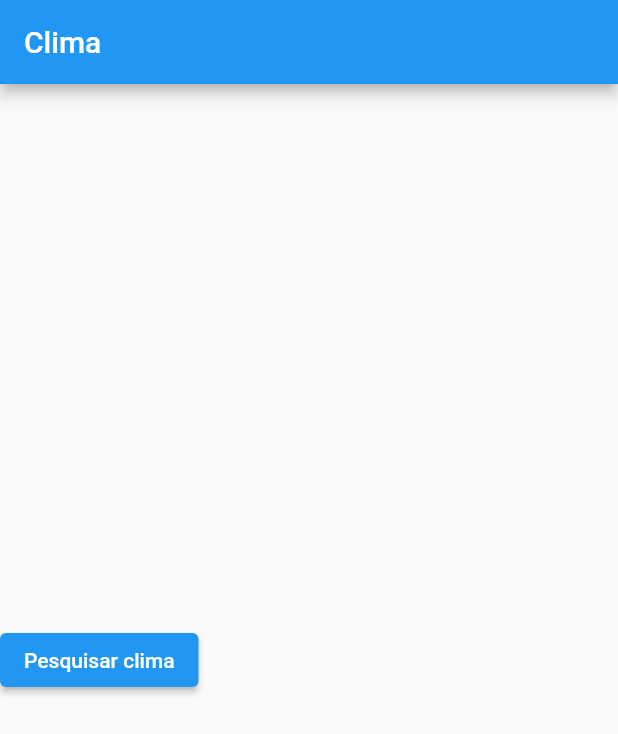
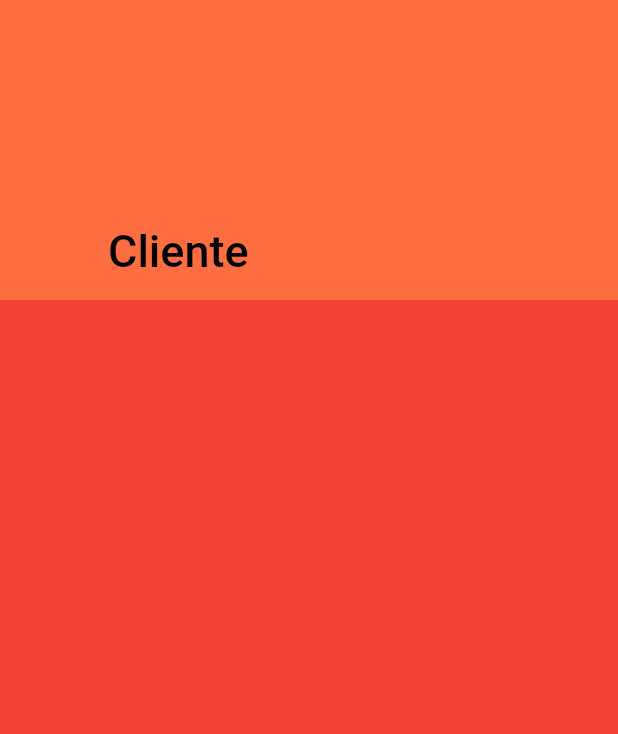
Before and after one commit to Markfgui675/app_clima, a Flutter app: the screen it shows after launch, on a phone screen of 412 x 824 dp. Shown: the top 734 px of the screen. Run offline on Flutter 3.47's test engine with Material 2 defaults, Android fonts, the phone set to English and light mode, and no system bars; our stand-ins replace mobx.

Commit message:
Teste SliverAppBar

```diff
--- a/lib/home.dart
+++ b/lib/home.dart
@@ -10,6 +10,8 @@ class Home extends StatefulWidget {
 }
 
 class _HomeState extends State<Home> {
+
+  ValueNotifier<Color> color = ValueNotifier(Colors.black);
 
   _pesquisar() async {
     String chave_api = '18ebbd17';
@@ -30,16 +32,42 @@ class _HomeState extends State<Home> {
   @override
   Widget build(BuildContext context) {
     return Scaffold(
-      appBar: AppBar(
-        title: Text('Clima'),
-      ),
-      body: Column(
-        mainAxisAlignment: MainAxisAlignment.center,
-        crossAxisAlignment: CrossAxisAlignment.center,
-        children: [
-          ElevatedButton(
-            onPressed: () => _pesquisar(),
-            child: Text("Pesquisar clima")
+      body: CustomScrollView(
+        slivers: [
+          SliverAppBar(
+            backgroundColor: MaterialStateColor.resolveWith((Set<MaterialState> states){
+              if(states.contains(MaterialState.scrolledUnder)){
+                color.value = Colors.white;
+                return Colors.deepPurple;
+              }
+              color.value = Colors.black;
+              return Colors.deepOrangeAccent;
+            }),
+            toolbarHeight: 120,
+            expandedHeight: 200,
+            pinned: true,
+            flexibleSpace: FlexibleSpaceBar(
+              title: AnimatedBuilder(
+                animation: color,
+                builder: (context, _){
+                  return Text('Cliente', style: TextStyle(color: color.value),);
+                },
+              ),
+
+            ),
+
+          ),
+          SliverList(
+            delegate: SliverChildBuilderDelegate(
+              childCount: 9,
+              (context, int index){
+                return Container(
+                  height: 120,
+                  color: Colors.red,
+                );
+              }
+            ),
+
           )
         ],
       ),
```
